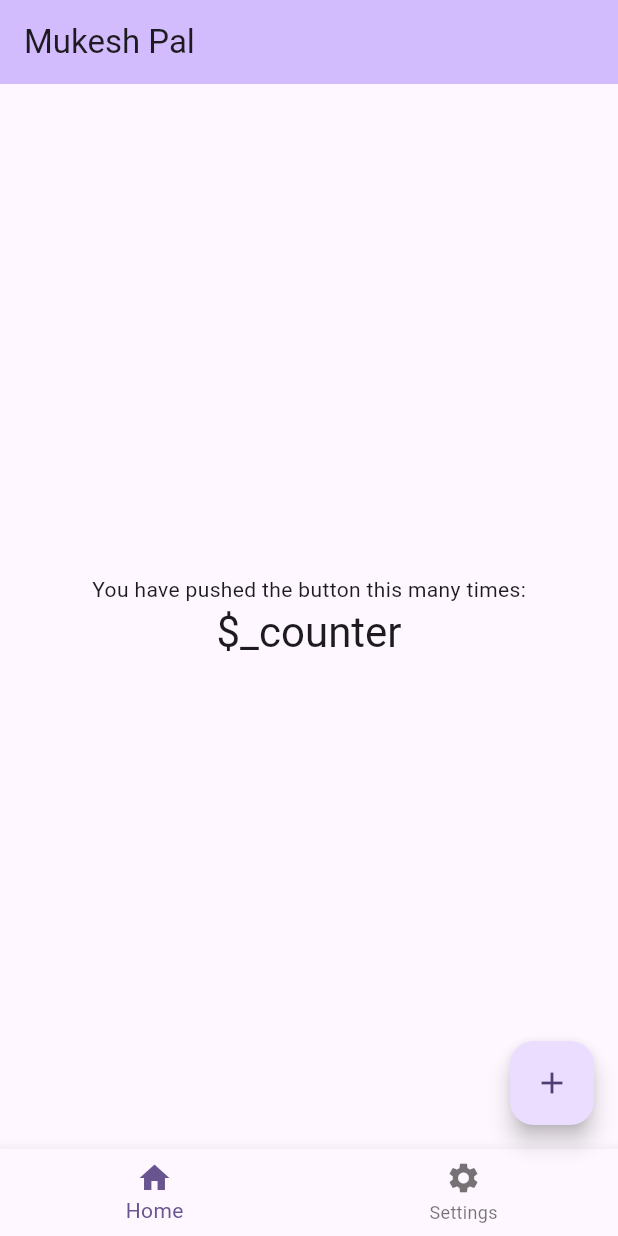
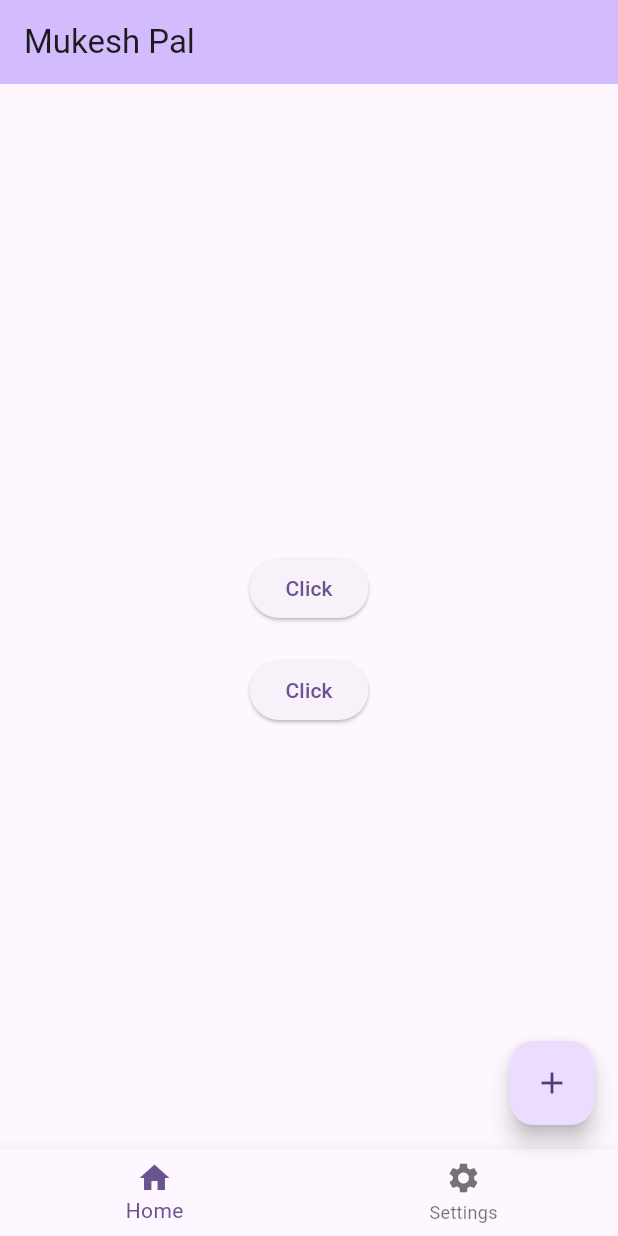
Before and after one commit to mukprabhakar/classico_cmd, a Flutter app: the screen it shows after launch, on a phone screen of 412 x 824 dp. Run offline on Flutter 3.47's test engine with Material 3 defaults, Android fonts, the phone set to English and light mode, and no system bars.

Commit message:
.........

```diff
--- a/lib/main.dart
+++ b/lib/main.dart
@@ -98,10 +98,26 @@ class _MyHomePageState extends State<MyHomePage> {
             ? Column(
                 mainAxisAlignment: MainAxisAlignment.center,
                 children: [
-                  const Text('You have pushed the button this many times:'),
-                  Text(
-                    '\$_counter',
-                    style: Theme.of(context).textTheme.headlineMedium,
+                  // const Text('You have pushed the button this many times:'),
+                  // Text(
+                  //   '$_counter',
+                  //   style: Theme.of(context).textTheme.headlineMedium,
+                  // ),
+                  const SizedBox(height: 30),
+                  ElevatedButton(
+                    onPressed: () {
+                      // First button action
+                      print('First button clicked');
+                    },
+                    child: const Text('Click'),
+                  ),
+                  const SizedBox(height: 20),
+                  ElevatedButton(
+                    onPressed: () {
+                      // Second button action
+                      print('Second button clicked');
+                    },
+                    child: const Text('Click'),
                   ),
                 ],
               )
```
